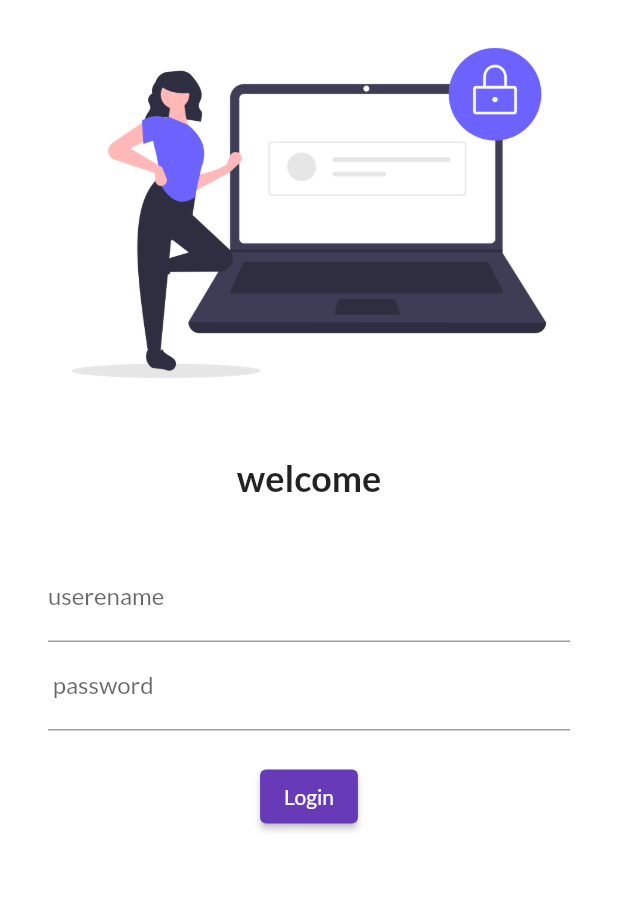
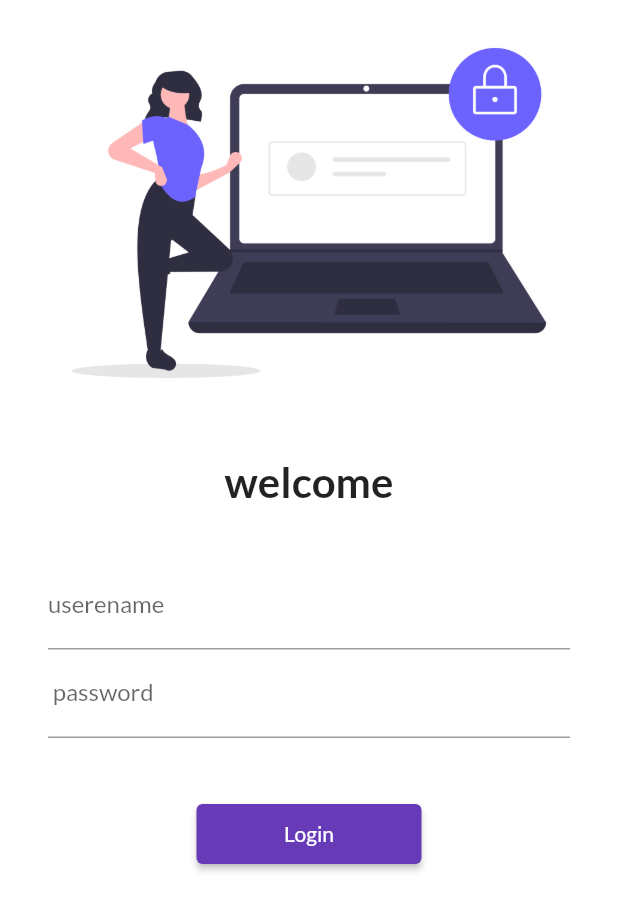
Before and after one commit to Bivekthakur/demot, a Flutter app: the screen it shows after launch, on a phone screen of 412 x 824 dp. Shown: the top 911 px of the screen. Run offline on Flutter 3.47's test engine with Material 2 defaults, Android fonts, the phone set to English and light mode, and no system bars; our stand-ins replace google_fonts.

Commit message:
themes extracted

```diff
--- a/lib/main.dart
+++ b/lib/main.dart
@@ -1,3 +1,4 @@
+import 'package:demot/utils/routes.dart';
 import 'package:google_fonts/google_fonts.dart';
 
 import 'pages/login_page.dart';
@@ -25,8 +26,8 @@
       //initialRoute: "/home",
       routes: {
         "/": (context) => LoginPage(),
-        "/home": (context) => HomePage(),
-        "/login": (context) => LoginPage()
+        MyRoutes.homeRoute: (context) => HomePage(),
+        MyRoutes.LoginRoute : (context) => LoginPage()
       },
     );
   }
--- a/lib/pages/login_page.dart
+++ b/lib/pages/login_page.dart
@@ -1,5 +1,4 @@
-import 'dart:ui';
-
+import 'package:demot/utils/routes.dart';
 import 'package:flutter/material.dart';
 
 class LoginPage extends StatelessWidget {
@@ -7,68 +6,64 @@
   Widget build(BuildContext context) {
     return Material(
         color: Colors.white,
+
+          child: SingleChildScrollView(
             child: Column(
               children: [
                 Image.asset(
                   "assets/images/login_image.png",
                   fit: BoxFit.cover,
-            ),
-            SizedBox(
-              height: 20.0,
-
-            ),
-            Text(
-              "welcome",
-              style: TextStyle(
-                fontSize: 24,
-                fontWeight: FontWeight.bold,
-              ),
 
                 ),
                 SizedBox(
                   height: 20.0,
                 ),
-
-
+                Text(
+                  "welcome",
+                  style: TextStyle(
+                    fontSize: 28,
+                    fontWeight: FontWeight.bold,
+                  ),
+                ),
+                SizedBox(
+                  height: 20.0,
+                ),
                 Padding(
-              padding: const EdgeInsets.symmetric(vertical: 16.0,horizontal: 32.0),
-              child: Column(children: [
+                  padding:
+                      const EdgeInsets.symmetric(vertical: 16.0, horizontal: 32.0),
+                  child: Column(
+                    children: [
                       TextFormField(
                         decoration: InputDecoration(
                           hintText: "Enter Username",
                           labelText: "userename",
                         ),
-
                       ),
                       TextFormField(
+                        obscureText: true,
                         decoration: InputDecoration(
                           hintText: "Enter password",
                           labelText: " password",
                         ),
-
                       ),
                       SizedBox(
-                height: 20.0,
+                        height: 40.0,
                       ),
-
-
                       ElevatedButton(
-                child:Text("Login"),
-                style: TextButton.styleFrom(),
-
-
-                onPressed:() {
-                  print("Hi codepur");
+                        child: Text("Login"),
+                        style: TextButton.styleFrom(
+                          minimumSize: Size(150, 40)
+                        ),
+                        onPressed: () {
+                         Navigator.pushNamed(context, MyRoutes.homeRoute);
                         },
                       )
-
                     ],
                   ),
                 )
-
-
-
               ],
-        ));
+            ),
+          ),
+        );
   }
 }
--- a/lib/utils/routes.dart
+++ b/lib/utils/routes.dart
@@ -1,4 +1,4 @@
 class MyRoutes{
-  static String loginRoute = "/";
-  static String homeRoute = "/home";
+  static String LoginRoute = "/Login";
+  static String homeRoute ="/home";
 }
```
Lines whose indentation alone changed are shown as unchanged.
